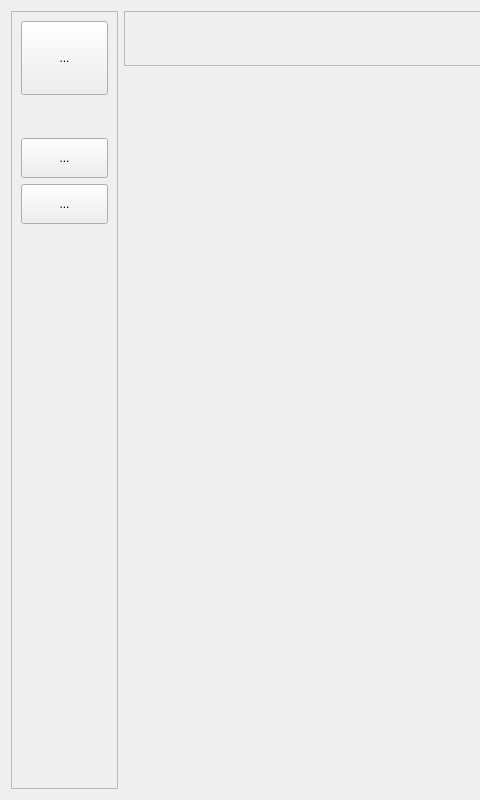
Above: message-client/2.Home/ui/HomeWidget.ui from yxiao-yang/message-client before the change; both pictures show x 0 to 480 and y 0 to 800 of the 1200 by 800 pixel window. Below: the same form after it.
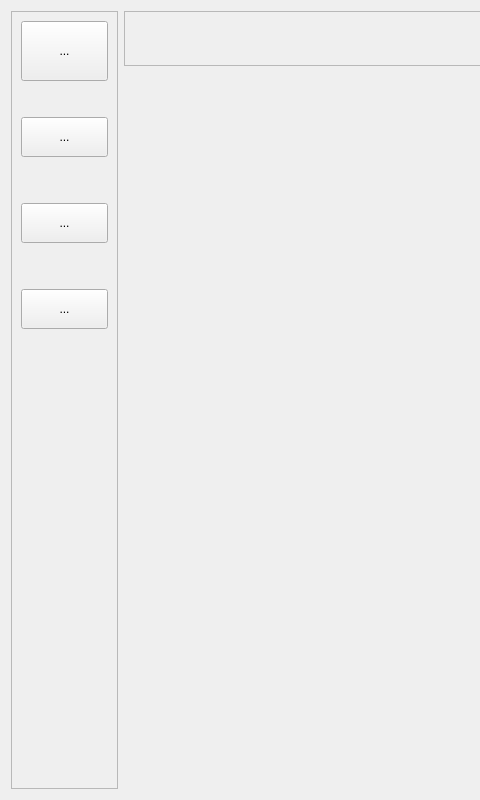
That is the form after the change.

Diff of the .ui file:
```diff
--- a/message-client/2.Home/ui/HomeWidget.ui
+++ b/message-client/2.Home/ui/HomeWidget.ui
@@ -40,7 +40,7 @@
      <property name="frameShadow">
       <enum>QFrame::Raised</enum>
      </property>
-     <layout class="QVBoxLayout" name="verticalLayout_3" stretch="2,1,1,1,15">
+     <layout class="QVBoxLayout" name="verticalLayout_3" stretch="2,1,1,0,1,0,0,15">
       <item>
        <widget class="QToolButton" name="UserTb">
         <property name="sizePolicy">
@@ -98,6 +98,19 @@
         </property>
        </widget>
       </item>
+      <item>
+       <spacer name="verticalSpacer_3">
+        <property name="orientation">
+         <enum>Qt::Vertical</enum>
+        </property>
+        <property name="sizeHint" stdset="0">
+         <size>
+          <width>20</width>
+          <height>40</height>
+         </size>
+        </property>
+       </spacer>
+      </item>
       <item>
        <widget class="QToolButton" name="FriendTb">
         <property name="sizePolicy">
@@ -123,6 +136,44 @@
         </property>
        </widget>
       </item>
+      <item>
+       <spacer name="verticalSpacer_4">
+        <property name="orientation">
+         <enum>Qt::Vertical</enum>
+        </property>
+        <property name="sizeHint" stdset="0">
+         <size>
+          <width>20</width>
+          <height>40</height>
+         </size>
+        </property>
+       </spacer>
+      </item>
+      <item>
+       <widget class="QToolButton" name="ChatAiTb">
+        <property name="sizePolicy">
+         <sizepolicy hsizetype="Preferred" vsizetype="Preferred">
+          <horstretch>0</horstretch>
+          <verstretch>0</verstretch>
+         </sizepolicy>
+        </property>
+        <property name="minimumSize">
+         <size>
+          <width>0</width>
+          <height>40</height>
+         </size>
+        </property>
+        <property name="text">
+         <string>...</string>
+        </property>
+        <property name="iconSize">
+         <size>
+          <width>40</width>
+          <height>40</height>
+         </size>
+        </property>
+       </widget>
+      </item>
       <item>
        <spacer name="verticalSpacer">
         <property name="orientation">
```
